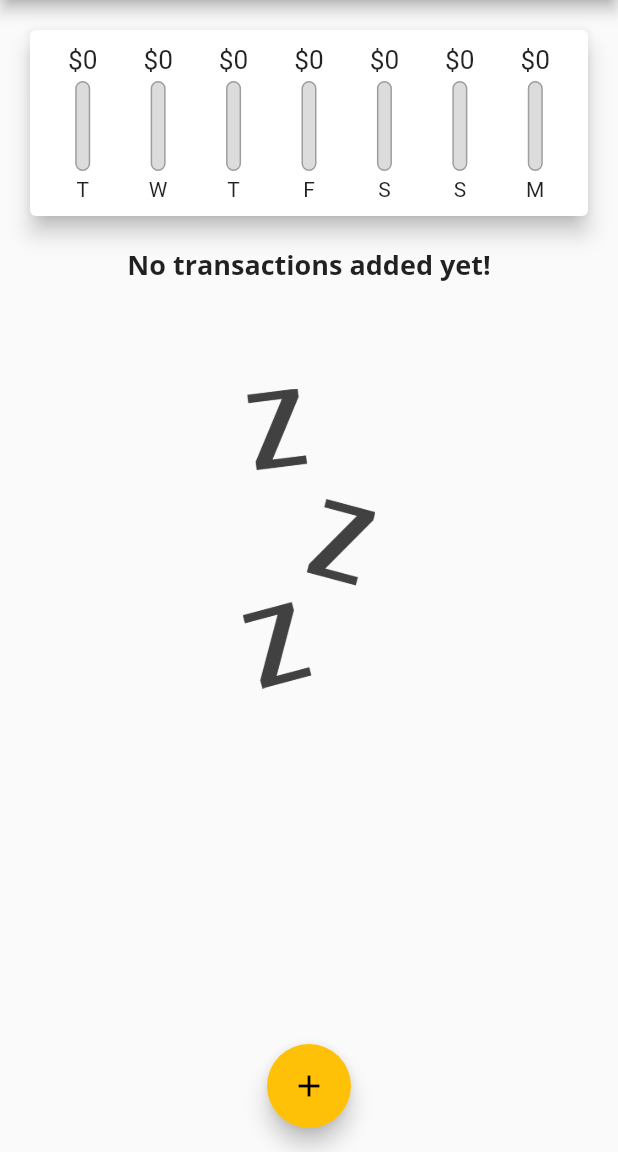
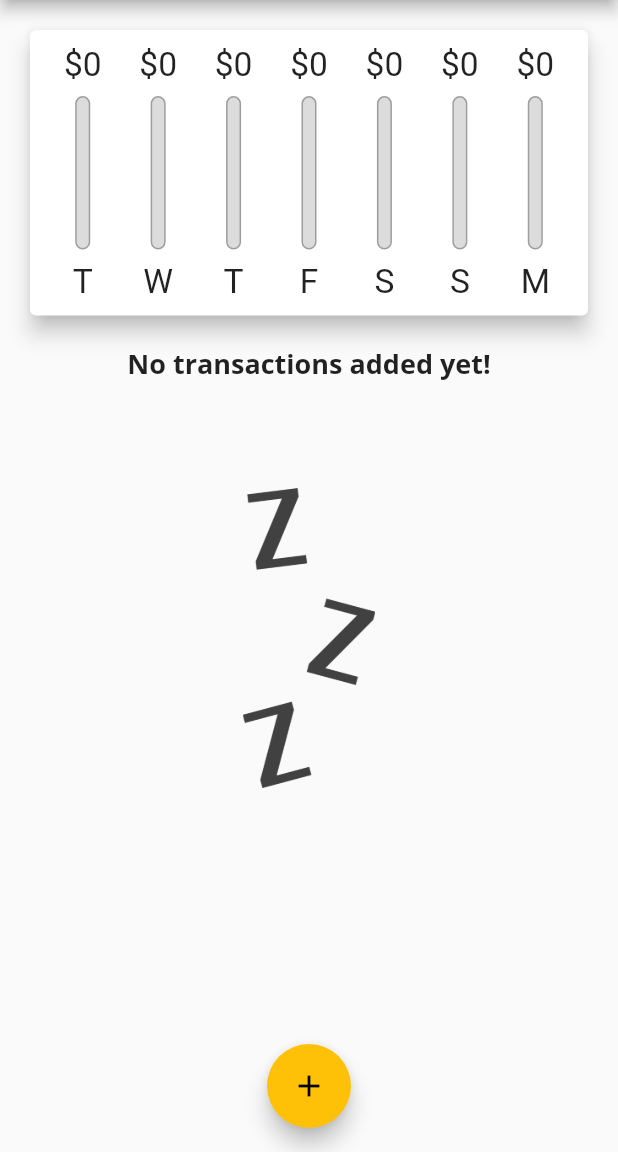
Before and after one commit to Alen87/Flutter, a Flutter app: the screen it shows after launch, on a phone screen of 412 x 824 dp, the part 84-1236 px from its top. Run offline on Flutter 3.47's test engine with Material 2 defaults, Android fonts, the phone set to English and light mode, and no system bars.

Commit message:
MediaQuery,Constraints

```diff
--- a/projects/personal_expenses_app/lib/main.dart
+++ b/projects/personal_expenses_app/lib/main.dart
@@ -108,8 +108,7 @@ class _MyHomePageState extends State<MyHomePage> {
 
   @override
   Widget build(BuildContext context) {
-    return Scaffold(
-      appBar: AppBar(
+    final appBar = AppBar(
       title: Text(
         'Personal Expenses',
       ),
@@ -119,14 +118,26 @@ class _MyHomePageState extends State<MyHomePage> {
           onPressed: () => _startAddNewTransaction(context),
         ),
       ],
-      ),
+    );
+    return Scaffold(
+      appBar: appBar,
       body: SingleChildScrollView(
         child: Column(
           //mainAxisAlignment: MainAxisAlignment.start,
           crossAxisAlignment: CrossAxisAlignment.stretch,
           children: <Widget>[
-            Chart(_recentTransactions),
-            TransactionList(_userTransactions, _deleteTransaction),
+            Container(
+                height: (MediaQuery.of(context).size.height -
+                        appBar.preferredSize.height -
+                        MediaQuery.of(context).padding.top) *
+                    0.3,
+                child: Chart(_recentTransactions)),
+            Container(
+                height: (MediaQuery.of(context).size.height -
+                        appBar.preferredSize.height -
+                        MediaQuery.of(context).padding.top) *
+                    0.7,
+                child: TransactionList(_userTransactions, _deleteTransaction)),
           ],
         ),
       ),
--- a/projects/personal_expenses_app/lib/widgets/chart_bar.dart
+++ b/projects/personal_expenses_app/lib/widgets/chart_bar.dart
@@ -11,19 +11,21 @@ class ChartBar extends StatelessWidget {
 
   @override
   Widget build(BuildContext context) {
+    return LayoutBuilder(
+      builder: (ctx, constraints) {
         return Column(
           children: <Widget>[
             Container(
-          height: 20,
+              height: constraints.maxHeight * 0.15,
               child: FittedBox(
                 child: Text('\$${spendingAmount.toStringAsFixed(0)}'),
               ),
             ),
             SizedBox(
-          height: 4,
+              height: constraints.maxHeight * 0.05,
             ),
             Container(
-          height: 60,
+              height: constraints.maxHeight * 0.6,
               width: 10,
               child: Stack(
                 children: <Widget>[
@@ -47,10 +49,17 @@ class ChartBar extends StatelessWidget {
               ),
             ),
             SizedBox(
-          height: 4,
+              height: constraints.maxHeight * 0.05,
             ),
-        Text(label),
+            Container(
+              height: constraints.maxHeight * 0.15,
+              child: FittedBox(
+                child: Text(label),
+              ),
+            ),
           ],
+        );
+      },
     );
   }
 }
--- a/projects/personal_expenses_app/lib/widgets/transaction_list.dart
+++ b/projects/personal_expenses_app/lib/widgets/transaction_list.dart
@@ -11,9 +11,7 @@ class TransactionList extends StatelessWidget {
 
   @override
   Widget build(BuildContext context) {
-    return Container(
-      height: 450,
-      child: transactions.isEmpty
+    return transactions.isEmpty
         ? Column(
             children: <Widget>[
               Text(
@@ -63,7 +61,6 @@ class TransactionList extends StatelessWidget {
               );
             },
             itemCount: transactions.length,
-            ),
           );
   }
 }
```
Lines whose indentation alone changed are shown as unchanged.
